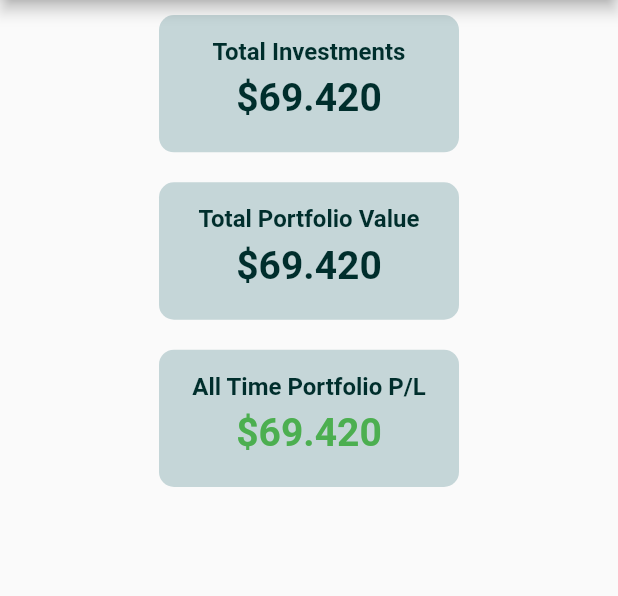
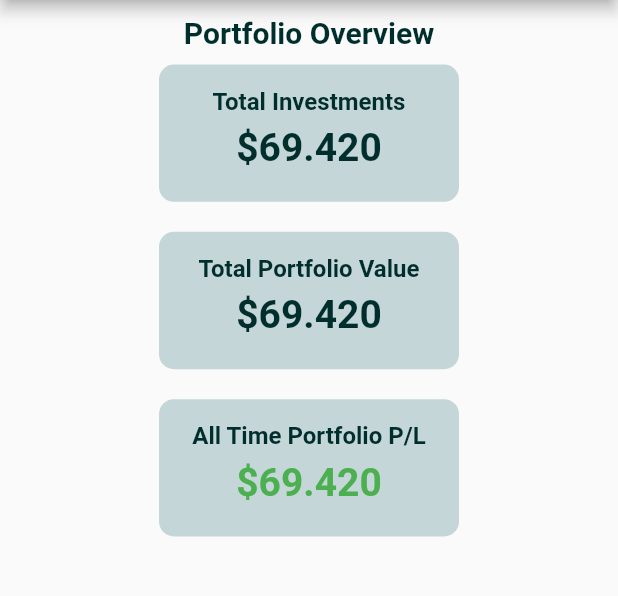
Before and after one commit to oscj/cb-portfolio-tracker, a Flutter app: the screen it shows after launch, on a phone screen of 412 x 824 dp, the part 84-680 px from its top. Run offline on Flutter 3.47's test engine with Material 2 defaults, Android fonts, the phone set to English and light mode, and no system bars.

Commit message:
added margins to widget, updated readme

```diff
--- a/portfoliotracker/lib/portfolio-overview/portfolioOverview.dart
+++ b/portfoliotracker/lib/portfolio-overview/portfolioOverview.dart
@@ -12,11 +12,21 @@ class _PortfolioOverviewState extends State<PortfolioOverview> {
   Widget build(BuildContext context) {
     return Container(
         child: Container(
+            margin: EdgeInsets.all(10),
             width: MediaQuery.of(context).size.width,
             height: MediaQuery.of(context).size.height * 0.5,
             child: Container(
               child: Column(
                 children: [
+                  Center(
+                    child: Text(
+                      "Portfolio Overview",
+                      style: TextStyle(
+                          fontSize: 20,
+                          fontWeight: FontWeight.bold,
+                          color: colorPallete.Colors.mainDark),
+                    ),
+                  ),
                   StatCard(
                       title: "Total Investments",
                       content: "\$69.420",
```
